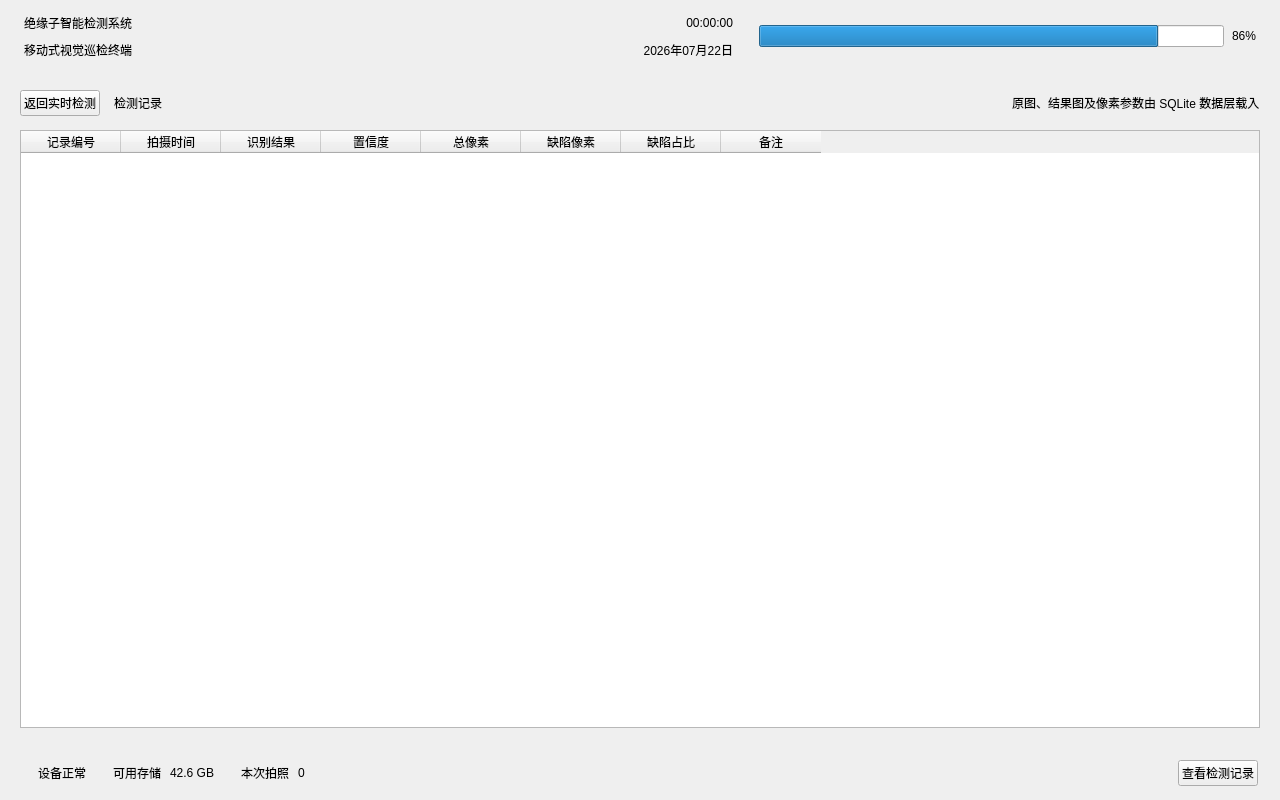
First picture: the form in mainwindow.ui, repository Potato-Hui/QT, before the edit.
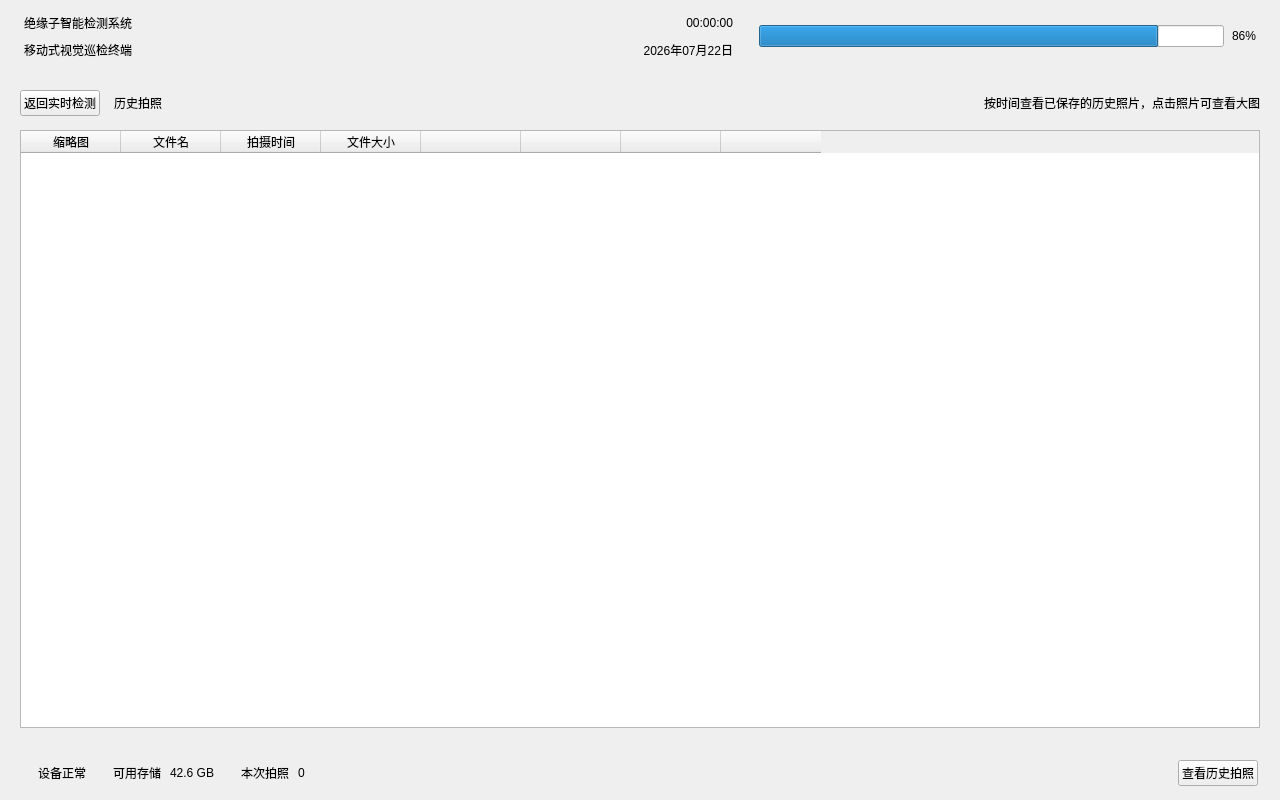
Second picture: the form after the edit. The open tabs and pages were chosen to show the change.

Commit message: 拍照功能和查看功能

Diff of the .ui file:
```diff
--- a/mainwindow.ui
+++ b/mainwindow.ui
@@ -628,7 +628,7 @@
           <item>
            <widget class="QLabel" name="recordsTitleLabel">
             <property name="text">
-             <string>检测记录</string>
+            <string>历史拍照</string>
             </property>
             <property name="role" stdset="0">
              <string>sectionTitle</string>
@@ -651,7 +651,7 @@
           <item>
            <widget class="QLabel" name="recordsHintLabel">
             <property name="text">
-             <string>原图、结果图及像素参数由 SQLite 数据层载入</string>
+                    <string>按时间查看已保存的历史照片，点击照片可查看大图</string>
             </property>
             <property name="role" stdset="0">
              <string>muted</string>
@@ -682,42 +682,42 @@
           </property>
           <column>
            <property name="text">
-            <string>记录编号</string>
+          <string>缩略图</string>
            </property>
           </column>
           <column>
            <property name="text">
-            <string>拍摄时间</string>
+          <string>文件名</string>
            </property>
           </column>
           <column>
            <property name="text">
-            <string>识别结果</string>
+          <string>拍摄时间</string>
            </property>
           </column>
           <column>
            <property name="text">
-            <string>置信度</string>
+          <string>文件大小</string>
            </property>
           </column>
           <column>
            <property name="text">
-            <string>总像素</string>
+          <string></string>
            </property>
           </column>
           <column>
            <property name="text">
-            <string>缺陷像素</string>
+          <string></string>
            </property>
           </column>
           <column>
            <property name="text">
-            <string>缺陷占比</string>
+          <string></string>
            </property>
           </column>
           <column>
            <property name="text">
-            <string>备注</string>
+          <string></string>
            </property>
           </column>
          </widget>
@@ -855,7 +855,7 @@
        <item>
         <widget class="QPushButton" name="recordsNavButton">
          <property name="text">
-          <string>查看检测记录</string>
+          <string>查看历史拍照</string>
          </property>
          <property name="compact" stdset="0">
           <bool>true</bool>
```
Left out of the diff: 3 changed lines with no effect on the pictures. The commit also changes 10 other files.
